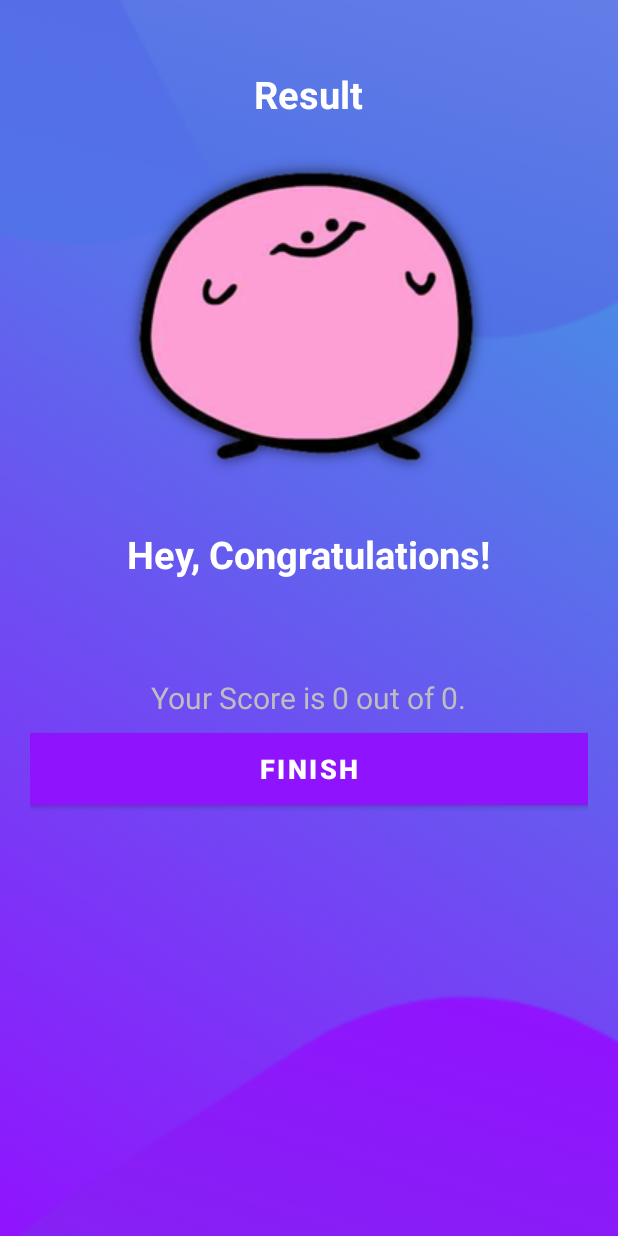
After one commit to twlai251/Quiz-Trivia, an Android app: the ResultActivity screen opened directly, with no data from a screen before it, on a phone screen of 412 x 824 dp. The commit adds this screen. Run offline under Robolectric (Android 15) with nearby library versions, the phone set to English and light mode, and no system bars.

```diff
--- /dev/null
+++ b/app/src/main/java/com/example/quizapp/ResultActivity.kt
@@ -0,0 +1,37 @@
+package com.example.quizapp
+
+import android.content.Intent
+import androidx.appcompat.app.AppCompatActivity
+import android.os.Bundle
+import android.widget.Button
+import android.widget.TextView
+import androidx.core.view.WindowInsetsCompat
+import androidx.core.view.WindowInsetsControllerCompat
+import eu.tutorials.quizapp.R
+
+class ResultActivity : AppCompatActivity() {
+    override fun onCreate(savedInstanceState: Bundle?) {
+        super.onCreate(savedInstanceState)
+        setContentView(R.layout.activity_result)
+
+        //Todo: connect to each view in the layout through its id
+        val tvName: TextView = findViewById(R.id.tv_name)
+        val tvScore:TextView = findViewById(R.id.tv_score)
+        val btnFinish:Button = findViewById(R.id.btn_finish)
+
+        val userName = intent.getStringExtra(Constants.USER_NAME)
+        tvName.text = userName
+
+        val totalQuestions = intent.getIntExtra(Constants.TOTAL_QUESTIONS, 0)
+        val correctAnswers = intent.getIntExtra(Constants.CORRECT_ANSWERS, 0)
+
+        tvScore.text = "Your Score is $correctAnswers out of $totalQuestions."
+
+        btnFinish.setOnClickListener {
+            //
+            startActivity(Intent(this@ResultActivity, MainActivity::class.java))
+        }
+    }
+
+
+}
--- a/app/src/main/res/drawable/default_option_border_bg.xml
+++ b/app/src/main/res/drawable/default_option_border_bg.xml
@@ -6,9 +6,9 @@
 
     <stroke
         android:width="1dp"
-        android:color="#03A9F4" />
+        android:color="#8BD0EF" />
 
-    <solid android:color="#03A9F4" />
+    <solid android:color="#8BD0EF" />
 
     <corners android:radius="50dp" />
 </shape>
--- a/app/src/main/res/drawable/selected_option_border_bg.xml
+++ b/app/src/main/res/drawable/selected_option_border_bg.xml
@@ -4,9 +4,9 @@
 
     <stroke
         android:width="1dp"
-        android:color="#982F2F" />
+        android:color="#A9CC93" />
 
-    <solid android:color="#9F5252" />
+    <solid android:color="#A9CC93" />
 
-    <corners android:radius="5dp" />
+    <corners android:radius="50dp" />
 </shape>
--- /dev/null
+++ b/app/src/main/res/layout/activity_result.xml
@@ -0,0 +1,69 @@
+<?xml version="1.0" encoding="utf-8"?>
+<LinearLayout
+    xmlns:android="http://schemas.android.com/apk/res/android"
+    xmlns:tools="http://schemas.android.com/tools"
+    android:layout_width="match_parent"
+    android:layout_height="match_parent"
+    android:background="@drawable/ic_bg"
+    android:orientation="vertical"
+    android:gravity="center_horizontal"
+    android:padding="20dp"
+    tools:context=".ResultActivity">
+
+    <TextView
+        android:id="@+id/tv_result"
+        android:layout_width="wrap_content"
+        android:layout_height="wrap_content"
+        android:layout_marginTop="25dp"
+        android:text="Result"
+        android:textColor="@android:color/white"
+        android:textSize="25sp"
+        android:textStyle="bold" />
+
+    <ImageView
+        android:id="@+id/iv_trophy"
+        android:layout_width="wrap_content"
+        android:layout_height="wrap_content"
+        android:contentDescription="image"
+        android:src="@drawable/happy" />
+
+    <TextView
+        android:id="@+id/tv_congratulations"
+        android:layout_width="wrap_content"
+        android:layout_height="wrap_content"
+        android:layout_marginTop="16dp"
+        android:text="Hey, Congratulations!"
+        android:textColor="@android:color/white"
+        android:textSize="25sp"
+        android:textStyle="bold"/>
+
+    <TextView
+        android:id="@+id/tv_name"
+        android:layout_width="wrap_content"
+        android:layout_height="wrap_content"
+        android:layout_marginTop="25dp"
+        android:textColor="@android:color/white"
+        android:textSize="22sp"
+        android:textStyle="bold"
+        tools:text="Username" />
+
+    <TextView
+        android:id="@+id/tv_score"
+        android:layout_width="wrap_content"
+        android:layout_height="wrap_content"
+        android:layout_marginTop="10dp"
+        android:textColor="@android:color/secondary_text_dark"
+        android:textSize="20sp"
+        tools:text="Your Score is 9 out of 10" />
+
+    <Button
+        android:id="@+id/btn_finish"
+        android:layout_width="match_parent"
+        android:layout_height="wrap_content"
+        android:layout_marginTop="10dp"
+        android:background="@android:color/white"
+        android:text="FINISH"
+        android:textColor="@color/white"
+        android:textSize="18sp"
+        android:textStyle="bold" />
+</LinearLayout>
```
Also changed, not shown: app/src/main/AndroidManifest.xml (+14 -3 lines), app/src/main/java/com/example/quizapp/Constants.kt (+34 -1 lines), app/src/main/java/com/example/quizapp/MainActivity.kt (+11 -8 lines), app/src/main/java/com/example/quizapp/QuizQuestionsActivity.kt (+163 -115 lines), app/src/main/res/layout/activity_main.xml (+16 -11 lines), app/src/main/res/layout/activity_quiz_questions.xml (+6 -5 lines), app/src/main/res/drawable/happy.png (added), app/src/main/res/drawable/ic_flag_of_unitedkingdom.png (added), 1 other file.
